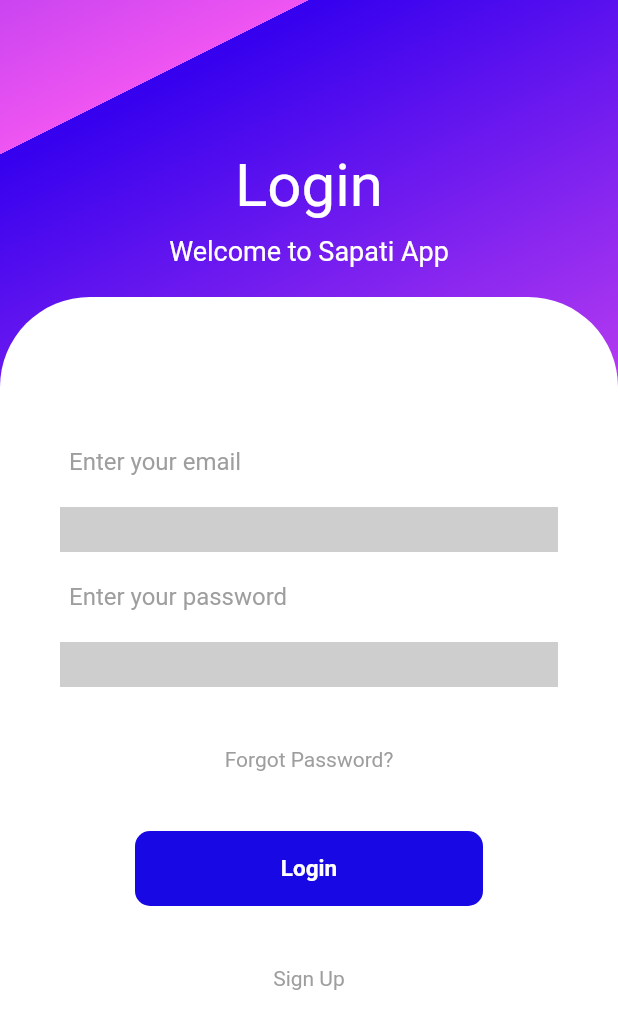
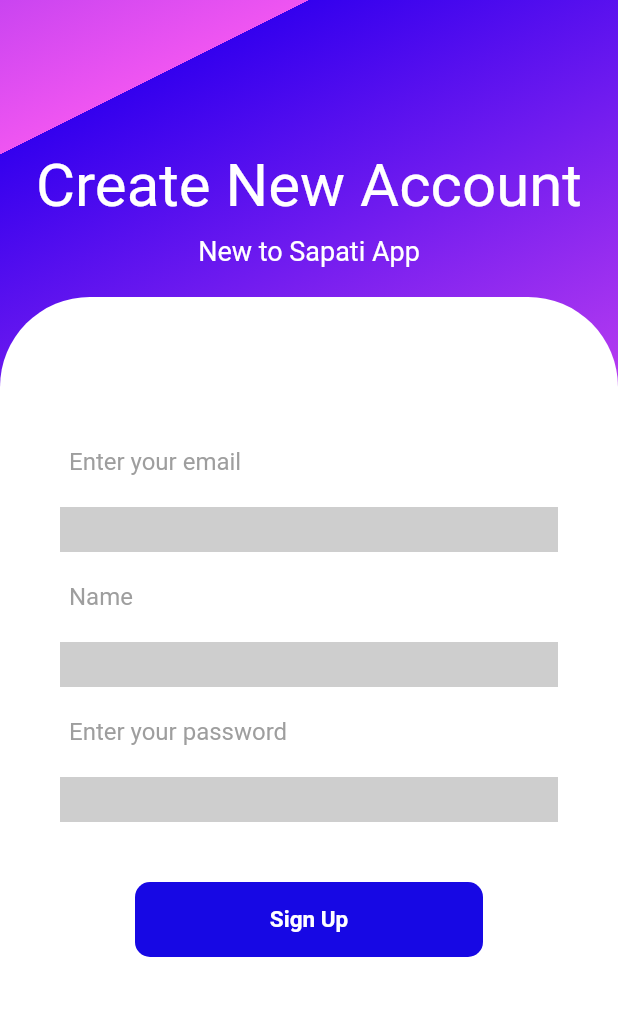
Before and after one commit to aakashsahh/Sapati-app-, a Flutter app: the screen it shows after launch, on a phone screen of 412 x 824 dp. Shown: the top 1029 px of the screen. Run offline on Flutter 3.47's test engine with Material 2 defaults, Android fonts, the phone set to English and light mode, and no system bars.

Commit message:
signup page work done

```diff
--- a/lib/Button.dart
+++ b/lib/Button.dart
@@ -10,7 +10,7 @@ class Button extends StatelessWidget {
     return Column(
       children: [
         Container(
-          height: 50,
+          height: 4,
           margin: EdgeInsets.symmetric(horizontal: 50),
           decoration: BoxDecoration(
             color: Color.fromARGB(255, 23, 8, 228),
@@ -18,7 +18,7 @@ class Button extends StatelessWidget {
           ),
           child: const Center(
             child: Text(
-              "Login",
+              "Signup",
               style: TextStyle(
                   color: Colors.white,
                   fontSize: 15,
@@ -26,16 +26,6 @@ class Button extends StatelessWidget {
             ),
           ),
         ),
-        SizedBox(
-          height: 40,
-        ),
-        Text(
-          "Sign Up",
-          style: TextStyle(color: Colors.grey),
-        ),
-        SizedBox(
-          height: 40,
-        ),
       ],
     );
   }
--- /dev/null
+++ b/lib/Buttonsignup.dart
@@ -0,0 +1,26 @@
+import 'dart:ui';
+
+import 'package:flutter/material.dart';
+
+class Buttonsignup extends StatelessWidget {
+  var onPressed;
+
+  @override
+  Widget build(BuildContext context) {
+    return Container(
+      height: 50,
+      margin: EdgeInsets.symmetric(horizontal: 50),
+      decoration: BoxDecoration(
+        color: Color.fromARGB(255, 23, 8, 228),
+        borderRadius: BorderRadius.circular(10),
+      ),
+      child: const Center(
+        child: Text(
+          "Sign Up",
+          style: TextStyle(
+              color: Colors.white, fontSize: 15, fontWeight: FontWeight.bold),
+        ),
+      ),
+    );
+  }
+}
--- /dev/null
+++ b/lib/InputFieldsignup.dart
@@ -0,0 +1,57 @@
+import 'package:flutter/material.dart';
+
+class InputFieldsignup extends StatelessWidget {
+  var child;
+
+  @override
+  Widget build(BuildContext context) {
+    return Column(
+      children: <Widget>[
+        Container(
+          padding: EdgeInsets.all(6),
+          decoration: const BoxDecoration(
+            border: Border(
+              bottom: BorderSide(
+                  width: 30.0, color: Color.fromARGB(255, 206, 206, 206)),
+              //bottom: BorderSide(color: Colors.grey[200])
+            ),
+          ),
+          child: const TextField(
+            decoration: InputDecoration(
+                hintText: "Enter your email",
+                hintStyle: TextStyle(color: Colors.grey),
+                border: InputBorder.none),
+          ),
+        ),
+        Container(
+          padding: const EdgeInsets.all(6),
+          decoration: const BoxDecoration(
+              border: Border(
+            bottom: BorderSide(
+                width: 30.0, color: Color.fromARGB(255, 206, 206, 206)),
+          )),
+          child: const TextField(
+            decoration: InputDecoration(
+                hintText: "Name",
+                hintStyle: TextStyle(color: Colors.grey),
+                border: InputBorder.none),
+          ),
+        ),
+        Container(
+          padding: const EdgeInsets.all(6),
+          decoration: const BoxDecoration(
+              border: Border(
+            bottom: BorderSide(
+                width: 30.0, color: Color.fromARGB(255, 206, 206, 206)),
+          )),
+          child: const TextField(
+            decoration: InputDecoration(
+                hintText: "Enter your password",
+                hintStyle: TextStyle(color: Colors.grey),
+                border: InputBorder.none),
+          ),
+        ),
+      ],
+    );
+  }
+}
--- /dev/null
+++ b/lib/InputWrappersignup.dart
@@ -0,0 +1,31 @@
+import 'package:flutter/material.dart';
+import 'package:sapati/Buttonsignup.dart';
+
+import 'Buttonsignup.dart';
+import 'InputFieldsignup.dart';
+
+class InputWrappersignup extends StatelessWidget {
+  @override
+  Widget build(BuildContext context) {
+    return Padding(
+      padding: EdgeInsets.all(40),
+      child: Column(
+        children: <Widget>[
+          SizedBox(
+            height: 40,
+          ),
+          Container(
+            decoration: BoxDecoration(
+                color: Colors.white, borderRadius: BorderRadius.circular(10)),
+            child: InputFieldsignup(),
+          ),
+          SizedBox(
+            height: 40,
+          ),
+
+          Buttonsignup()
+        ],
+      ),
+    );
+  }
+}
--- /dev/null
+++ b/lib/headersignup.dart
@@ -0,0 +1,30 @@
+import 'package:flutter/material.dart';
+
+class Headersignup extends StatelessWidget {
+  @override
+  Widget build(BuildContext context) {
+    return Padding(
+      padding: EdgeInsets.all(20),
+      child: Column(
+        crossAxisAlignment: CrossAxisAlignment.start,
+        children: <Widget>[
+          Center(
+            child: Text(
+              "Create New Account",
+              style: TextStyle(color: Colors.white, fontSize: 40),
+            ),
+          ),
+          SizedBox(
+            height: 10,
+          ),
+          Center(
+            child: Text(
+              "New to Sapati App",
+              style: TextStyle(color: Colors.white, fontSize: 18),
+            ),
+          )
+        ],
+      ),
+    );
+  }
+}
--- a/lib/main.dart
+++ b/lib/main.dart
@@ -1,6 +1,7 @@
 import 'package:flutter/material.dart';
 
 import 'home.dart';
+import 'signup.dart';
 
 void main() {
   runApp(const MyApp());
@@ -17,7 +18,7 @@ class MyApp extends StatelessWidget {
       //   primarySwatch: Colors.blue,
       // ),
       debugShowCheckedModeBanner: false,
-      home: MyHomePage(),
+      home: SignUp(),
     );
   }
 }
--- /dev/null
+++ b/lib/signup.dart
@@ -0,0 +1,49 @@
+import 'package:flutter/material.dart';
+import 'InputWrappersignup.dart';
+import 'headersignup.dart';
+
+class SignUp extends StatefulWidget {
+  late final String title;
+
+  @override
+  State<SignUp> createState() => _SignUpState();
+}
+
+class _SignUpState extends State<SignUp> {
+  @override
+  Widget build(BuildContext context) {
+    return Scaffold(
+      body: Container(
+        width: double.infinity,
+        decoration: const BoxDecoration(
+          gradient: LinearGradient(
+            begin: Alignment.topCenter,
+            colors: <Color>[
+              Color.fromARGB(255, 52, 0, 238),
+              Color.fromARGB(255, 239, 85, 241)
+            ],
+            tileMode: TileMode.repeated,
+          ),
+        ),
+        child: Column(
+          children: [
+            const SizedBox(
+              height: 80,
+            ),
+            Headersignup(),
+            Expanded(
+                child: Container(
+              decoration: const BoxDecoration(
+                  color: Colors.white,
+                  borderRadius: BorderRadius.only(
+                    topLeft: Radius.circular(60),
+                    topRight: Radius.circular(60),
+                  )),
+              child: InputWrappersignup(),
+            ))
+          ],
+        ),
+      ),
+    );
+  }
+}
```
